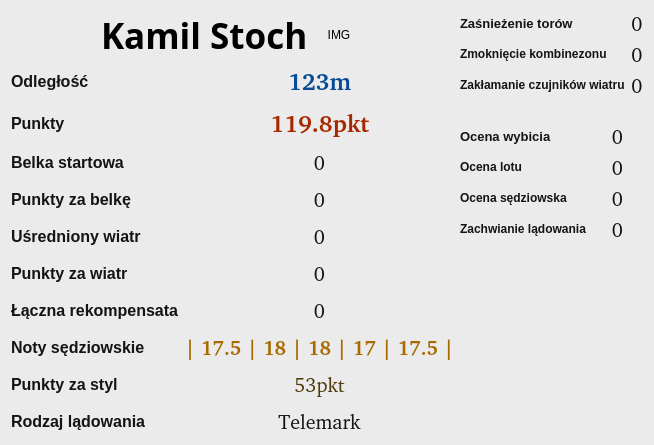
First picture: the form in UI/ResultsShowing/JumpDataDetailedInfoWindow.ui, repository SiekamCebule/sj-sim, before the edit.
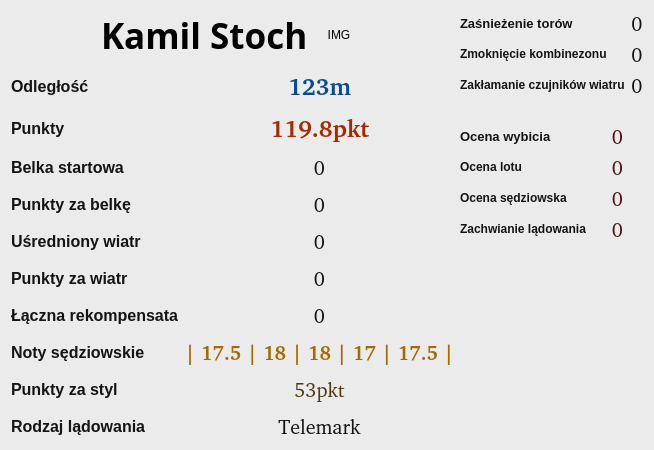
Second picture: the form after the edit.

```diff
--- a/UI/ResultsShowing/JumpDataDetailedInfoWindow.ui
+++ b/UI/ResultsShowing/JumpDataDetailedInfoWindow.ui
@@ -7,7 +7,7 @@
     <x>0</x>
     <y>0</y>
     <width>649</width>
-    <height>422</height>
+    <height>450</height>
    </rect>
   </property>
   <property name="windowTitle">
@@ -698,7 +698,7 @@
           </font>
          </property>
          <property name="styleSheet">
-          <string notr="true">color: rgb(20, 20, 20);</string>
+          <string notr="true">color: rgb(80, 17, 17);</string>
          </property>
          <property name="text">
           <string>0</string>
@@ -718,7 +718,7 @@
           </font>
          </property>
          <property name="styleSheet">
-          <string notr="true">color: rgb(20, 20, 20);</string>
+          <string notr="true">color: rgb(80, 17, 17);</string>
          </property>
          <property name="text">
           <string>0</string>
@@ -738,7 +738,7 @@
           </font>
          </property>
          <property name="styleSheet">
-          <string notr="true">color: rgb(20, 20, 20);</string>
+          <string notr="true">color: rgb(80, 17, 17);</string>
          </property>
          <property name="text">
           <string>0</string>
@@ -774,7 +774,7 @@
           </font>
          </property>
          <property name="styleSheet">
-          <string notr="true">color: rgb(20, 20, 20);</string>
+          <string notr="true">color: rgb(80, 17, 17);</string>
          </property>
          <property name="text">
           <string>0</string>
```
